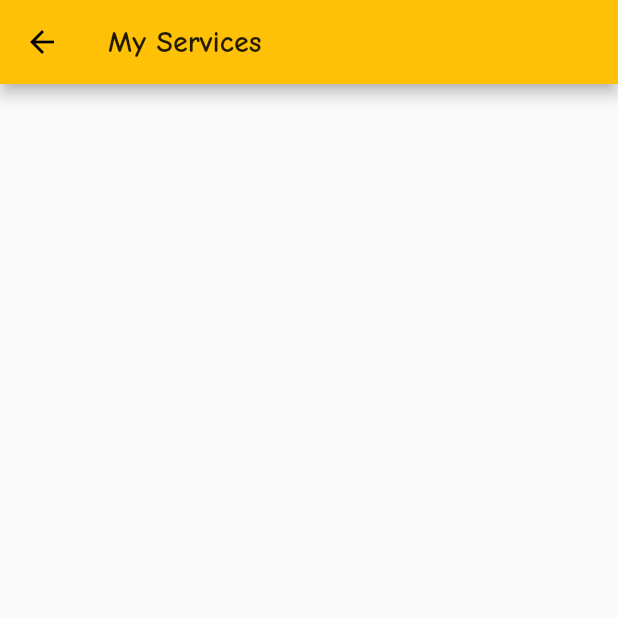
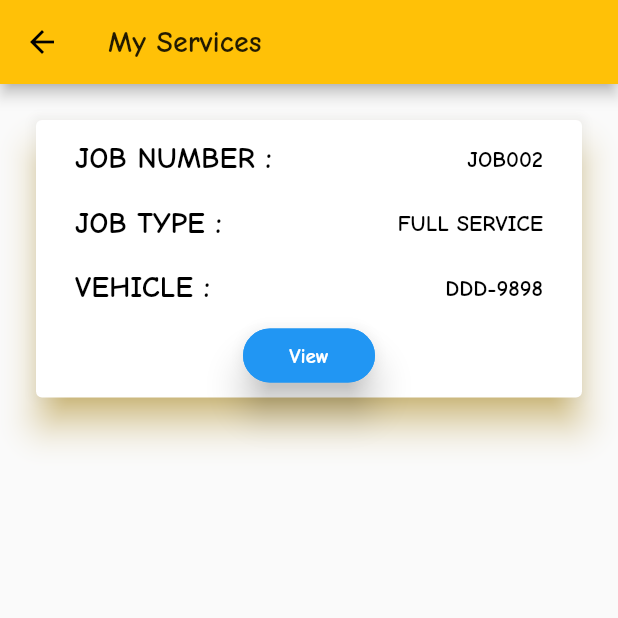
Before and after one commit to AutomoSoft/automosoft_mobile, a Flutter app: the MyServices screen opened directly, on a phone screen of 412 x 824 dp, the top half of it. Run offline on Flutter 3.47's test engine with Material 2 defaults, Android fonts, the phone set to English and light mode, and no system bars; our stand-ins replace flutter_speed_dial; missing offline and left inert: flutter_rounded_date_picker, grouped_buttons.

Commit message:
myServicesui

```diff
--- /dev/null
+++ b/lib/app_screen/customer/listtile.dart
@@ -0,0 +1,21 @@
+
+import 'package:flutter/material.dart';
+
+class ListTileCard extends StatelessWidget {
+  final String value,type;
+  const ListTileCard({Key key,this.value,this.type}) : super(key: key);
+
+  @override
+  Widget build(BuildContext context) {
+    return  Padding(padding:EdgeInsets.all(10),
+                    child: Row(
+                       mainAxisAlignment: MainAxisAlignment.spaceBetween,
+                       children: <Widget>[
+                         Text("$type :",style:TextStyle(fontWeight:FontWeight.bold,color:Colors.black,fontSize:20)),
+                         Text(value,style:TextStyle(color:Colors.black,fontSize:15)),
+                       ],
+                     ),
+                     );
+
+  }
+}
--- a/lib/app_screen/customer/myServices.dart
+++ b/lib/app_screen/customer/myServices.dart
@@ -1,5 +1,6 @@
 
 
+import 'package:automosoft_mobile/app_screen/customer/listtile.dart';
 import 'package:flutter/material.dart';
 
 class MyServices extends StatefulWidget {
@@ -20,6 +21,48 @@ class _MyServicesState extends State<MyServices> {
   Widget build(BuildContext context) {
     return Scaffold(
       appBar: AppBar(title: Text('My Services'),),
+      body: Container(
+        padding: EdgeInsets.all(20),
+        child:ListView(
+            children: <Widget>[
+              Card(
+                shadowColor: Colors.amber,
+                elevation: 10.0,
+                child: ListTile(
+
+                 title:Column(
+                        crossAxisAlignment: CrossAxisAlignment.start,
+
+                   children:<Widget>[
+                     ListTileCard(type:"JOB NUMBER",value:"JOB002",),
+                       ListTileCard(type:"JOB TYPE",value:"FULL SERVICE",),
+                     ListTileCard(type:"VEHICLE",value:"DDD-9898",),
+
+                   ],
+                 ),
+                subtitle: Column(
+                  children: <Widget>[
+                    RaisedButton(
+                      splashColor: Colors.green,
+                      shape:
+                        RoundedRectangleBorder(
+                          borderRadius: BorderRadius.circular(20),
+                          side:BorderSide(color:Colors.blue)
+                        ),
+
+                      elevation: 10.0,
+                      onPressed: (){print(userid);},
+                      child:Text("View",style:TextStyle(color:Colors.white)),
+                      color:Colors.blue
+                      ),
+                  ],
+                ),
+              )
+              ),
+
+            ],
+        ),
+      ),
     );
   }
 }
```
